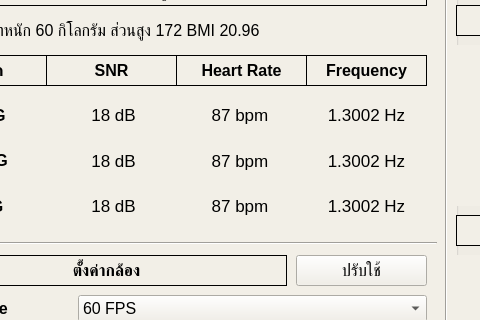
Qt form ui/main.ui (BKmoriarty/gui_Ippg_spg_analysis) before a commit; both pictures show x 84 to 564 and y 224 to 544 of the 1280 by 720 pixel window.
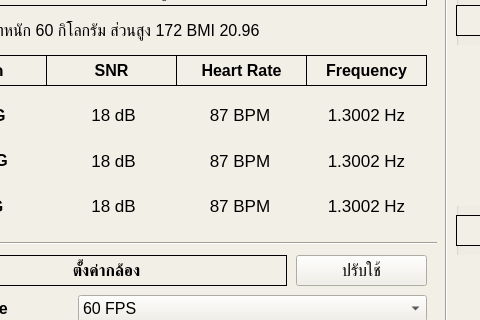
The same form after that commit. Icons and pictures are not drawn.

What changed in the file:
```diff
--- a/ui/main.ui
+++ b/ui/main.ui
@@ -458,7 +458,7 @@
         <enum>QFrame::NoFrame</enum>
        </property>
        <property name="text">
-        <string>87 bpm</string>
+        <string>87 BPM</string>
        </property>
        <property name="alignment">
         <set>Qt::AlignCenter</set>
@@ -476,7 +476,7 @@
         <enum>QFrame::NoFrame</enum>
        </property>
        <property name="text">
-        <string>87 bpm</string>
+        <string>87 BPM</string>
        </property>
        <property name="alignment">
         <set>Qt::AlignCenter</set>
@@ -530,7 +530,7 @@
         <enum>QFrame::NoFrame</enum>
        </property>
        <property name="text">
-        <string>87 bpm</string>
+        <string>87 BPM</string>
        </property>
        <property name="alignment">
         <set>Qt::AlignCenter</set>
```
